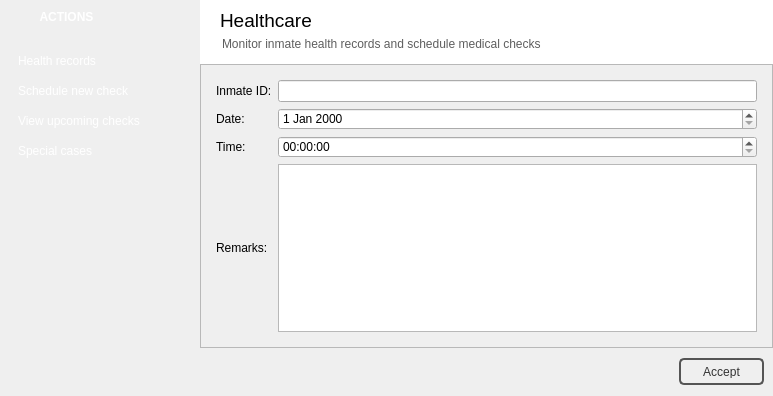
Above: healthcarewindow.ui from NCNM/PMS_01 before the change. Below: the same form after it.
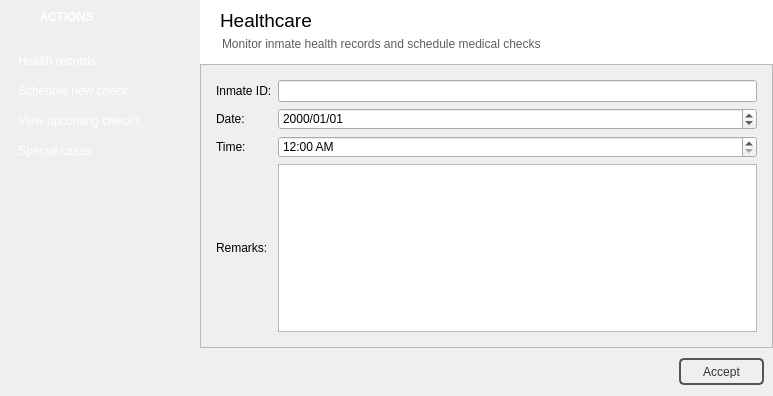
That is the form after the change. The open tabs and pages were chosen to show the change. Icons and pictures are not drawn.

Patch:
```diff
--- a/healthcarewindow.ui
+++ b/healthcarewindow.ui
@@ -943,7 +943,11 @@
                     </widget>
                    </item>
                    <item row="1" column="1">
-                    <widget class="QDateEdit" name="dateEdit"/>
+                    <widget class="QDateEdit" name="date">
+                     <property name="displayFormat">
+                      <string>yyyy/MM/dd</string>
+                     </property>
+                    </widget>
                    </item>
                    <item row="2" column="0">
                     <widget class="QLabel" name="label_6">
@@ -953,7 +957,51 @@
                     </widget>
                    </item>
                    <item row="2" column="1">
-                    <widget class="QTimeEdit" name="timeEdit"/>
+                    <widget class="QTimeEdit" name="time">
+                     <property name="dateTime">
+                      <datetime>
+                       <hour>0</hour>
+                       <minute>0</minute>
+                       <second>0</second>
+                       <year>2000</year>
+                       <month>1</month>
+                       <day>1</day>
+                      </datetime>
+                     </property>
+                     <property name="minimumDateTime">
+                      <datetime>
+                       <hour>0</hour>
+                       <minute>0</minute>
+                       <second>0</second>
+                       <year>2000</year>
+                       <month>1</month>
+                       <day>1</day>
+                      </datetime>
+                     </property>
+                     <property name="maximumDate">
+                      <date>
+                       <year>2000</year>
+                       <month>1</month>
+                       <day>1</day>
+                      </date>
+                     </property>
+                     <property name="minimumDate">
+                      <date>
+                       <year>2000</year>
+                       <month>1</month>
+                       <day>1</day>
+                      </date>
+                     </property>
+                     <property name="displayFormat">
+                      <string>hh:mm AP</string>
+                     </property>
+                     <property name="calendarPopup">
+                      <bool>false</bool>
+                     </property>
+                     <property name="currentSectionIndex">
+                      <number>0</number>
+                     </property>
+                    </widget>
                    </item>
                    <item row="3" column="0">
                     <widget class="QLabel" name="label_5">
```
Left out of the diff: 8 changed lines with no effect on the pictures.
